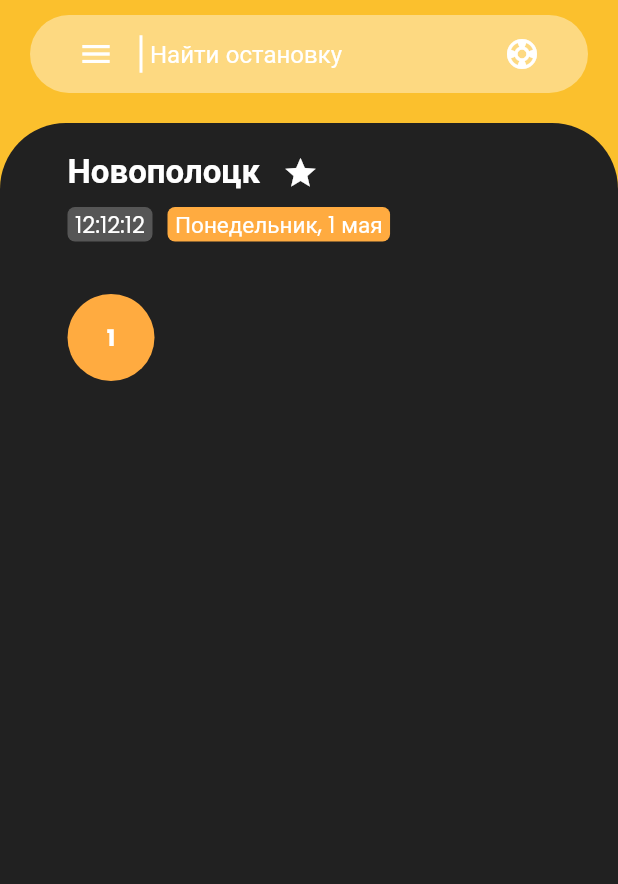
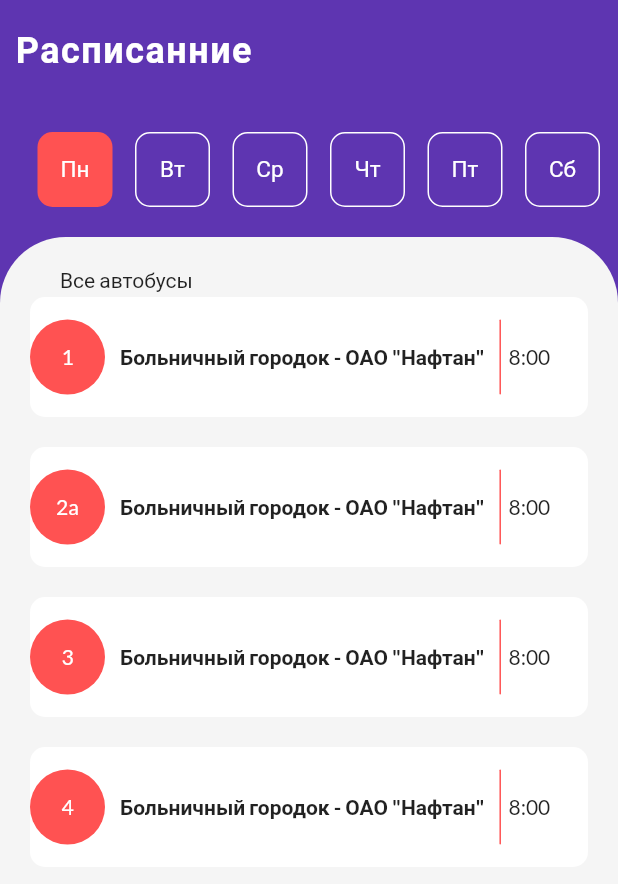
Before and after one commit to FoxVoxel/npbusschedulesrepo, a Flutter app: the screen it shows after launch, on a phone screen of 412 x 824 dp. Shown: the top 884 px of the screen. Run offline on Flutter 3.47's test engine with Material 2 defaults, Android fonts, the phone set to English and light mode, and no system bars; our stand-ins replace get, google_fonts.

Commit message:
Big update in dising and continue develop project!

```diff
--- a/lib/constans.dart
+++ b/lib/constans.dart
@@ -5,3 +5,12 @@ const kDefaultBackgroundColor = Color(0xFF212121);
 const kGreyBackgroundColor = Color(0xFF9E9E9E);
 
 const kPaddingDefault = 20.0;
+
+class R {
+  Color get switchColor => Color(0xFF5E35B1);
+  Color get secondaryColor => Color(0xFFFFA000);
+  Color get activeColor => Color(0xFFC62828);
+  Color get lightGrey => Color(0xFFF5F5F5);
+
+  double get defPadding => 20.0;
+}
--- a/lib/main.dart
+++ b/lib/main.dart
@@ -13,11 +13,10 @@ class AppInit extends StatelessWidget {
   Widget build(BuildContext context) {
     return GetMaterialApp(
       debugShowCheckedModeBanner: false,
-      title: "Расписание Новополоцких автобусов",
+      title: "Autobasico",
       theme: ThemeData(
-        backgroundColor: kSwitchColor,
-        textTheme: GoogleFonts.poppinsTextTheme(Theme.of(context).textTheme),
-        canvasColor: Colors.transparent,
+        backgroundColor: R().switchColor,
+        textTheme: GoogleFonts.latoTextTheme(Theme.of(context).textTheme),
       ),
       getPages: [
         GetPage(name: "/home", page: () => HomeScreen(), binding: AppBinds()),
--- a/lib/models/bus_model.dart
+++ b/lib/models/bus_model.dart
@@ -7,6 +7,24 @@ class BusSchedule {
   BusSchedule(this.id, this.title, this.trip, this.times);
 
 }
+
+class DatePicker {
+  final int id;
+  final String title;
+
+  DatePicker(this.id, this.title);
+}
+
+List<DatePicker> daysOnWeek = [
+  DatePicker(0, "Пн",),
+  DatePicker(1, "Вт"),
+  DatePicker(2, "Ср"),
+  DatePicker(3, "Чт"),
+  DatePicker(4, "Пт"),
+  DatePicker(5, "Сб"),
+  DatePicker(6, "Вс")
+];
+
 
 List<BusSchedule> schedules = [
   BusSchedule(0, "1", [
@@ -23,5 +41,50 @@ List<BusSchedule> schedules = [
     },
 
 
+  ]),
+  BusSchedule(1, "2a", [
+    "Больничный городок - ОАО \"Нафтан\"",
+    "ОАО \"Нафтан\" - Больничный городок",
+  ], [
+    {
+      "titles": "м-н\"Березка\"|Золотая нива|1-я палатка|Гайдара|Слободская|Техникум|Трамвайный парк|Подстанция|БСМ|Автопарк|НЗМ|ОАО \"Нафтан\"|ТЭЦ|СУ-ТЭЦ|АВТ",
+      "times": "7:20 |	7:21 |	7:22 |	7:24 |	7:26 |	7:28 |	7:30 |	7:32 |	7:34 |	7:35	| 7:36 |	7:39 |	7:45 |	7:47 |	7:49",
+    },
+    {
+      "titles": "м-н\"Березка\"|Золотая нива|1-я палатка|Гайдара|Слободская|Техникум|Трамвайный парк|Подстанция|БСМ|Автопарк|НЗМ|ОАО \"Нафтан\"|ТЭЦ|СУ-ТЭЦ|АВТ",
+      "times": "7:20 |	7:21 |	7:22 |	7:24 |	7:26 |	7:28 |	7:30 |	7:32 |	7:34 |	7:35	| 7:36 |	7:39 |	7:45 |	7:47 |	7:49",
+    },
+
+
+  ]),
+  BusSchedule(2, "3", [
+    "Больничный городок - ОАО \"Нафтан\"",
+    "ОАО \"Нафтан\" - Больничный городок",
+  ], [
+    {
+      "titles": "м-н\"Березка\"|Золотая нива|1-я палатка|Гайдара|Слободская|Техникум|Трамвайный парк|Подстанция|БСМ|Автопарк|НЗМ|ОАО \"Нафтан\"|ТЭЦ|СУ-ТЭЦ|АВТ",
+      "times": "7:20 |	7:21 |	7:22 |	7:24 |	7:26 |	7:28 |	7:30 |	7:32 |	7:34 |	7:35	| 7:36 |	7:39 |	7:45 |	7:47 |	7:49",
+    },
+    {
+      "titles": "м-н\"Березка\"|Золотая нива|1-я палатка|Гайдара|Слободская|Техникум|Трамвайный парк|Подстанция|БСМ|Автопарк|НЗМ|ОАО \"Нафтан\"|ТЭЦ|СУ-ТЭЦ|АВТ",
+      "times": "7:20 |	7:21 |	7:22 |	7:24 |	7:26 |	7:28 |	7:30 |	7:32 |	7:34 |	7:35	| 7:36 |	7:39 |	7:45 |	7:47 |	7:49",
+    },
+
+
+  ]),
+  BusSchedule(3, "4", [
+    "Больничный городок - ОАО \"Нафтан\"",
+    "ОАО \"Нафтан\" - Больничный городок",
+  ], [
+    {
+      "titles": "м-н\"Березка\"|Золотая нива|1-я палатка|Гайдара|Слободская|Техникум|Трамвайный парк|Подстанция|БСМ|Автопарк|НЗМ|ОАО \"Нафтан\"|ТЭЦ|СУ-ТЭЦ|АВТ",
+      "times": "7:20 |	7:21 |	7:22 |	7:24 |	7:26 |	7:28 |	7:30 |	7:32 |	7:34 |	7:35	| 7:36 |	7:39 |	7:45 |	7:47 |	7:49",
+    },
+    {
+      "titles": "м-н\"Березка\"|Золотая нива|1-я палатка|Гайдара|Слободская|Техникум|Трамвайный парк|Подстанция|БСМ|Автопарк|НЗМ|ОАО \"Нафтан\"|ТЭЦ|СУ-ТЭЦ|АВТ",
+      "times": "7:20 |	7:21 |	7:22 |	7:24 |	7:26 |	7:28 |	7:30 |	7:32 |	7:34 |	7:35	| 7:36 |	7:39 |	7:45 |	7:47 |	7:49",
+    },
+
+
   ])
 ];
--- /dev/null
+++ b/lib/models/utils/appFuncs.dart
@@ -0,0 +1,4 @@
+int dateNowInNumber() {
+  final int date = DateTime.now().weekday.toInt()-1;
+  return date;
+}
--- a/lib/screens/home_screen/controllers/home_controllers.dart
+++ b/lib/screens/home_screen/controllers/home_controllers.dart
@@ -1,6 +1,7 @@
 import 'package:get/get.dart';
 
 class HomeController extends GetxController {
+  var selectDay = 0.obs;
   var tripLine = 0;
   var titleLine = "";
 
@@ -9,6 +10,10 @@ class HomeController extends GetxController {
     titleLine = initTitleLine;
   }
 
+  changeDay(int day) {
+    selectDay = day as RxInt;
+  }
+
   resetTrip() {
     tripLine = 0;
     titleLine = "";
--- a/lib/screens/home_screen/home_screen.dart
+++ b/lib/screens/home_screen/home_screen.dart
@@ -1,26 +1,14 @@
-import 'package:bus_schedules_np/constans.dart';
-import 'package:bus_schedules_np/screens/home_screen/widgets/bus_schedules_table.dart';
-import 'package:bus_schedules_np/screens/home_screen/widgets/search_bar.dart';
+import 'package:bus_schedules_np/screens/home_screen/widgets/body.dart';
+import 'package:flutter/cupertino.dart';
 import 'package:flutter/material.dart';
+import '../../constans.dart';
 
 class HomeScreen extends StatelessWidget {
-  List<String> tabs = <String>["В данный момент", "Рассписание"];
   @override
   Widget build(BuildContext context) {
-    Size s = MediaQuery.of(context).size;
     return Scaffold(
-      backgroundColor: kSwitchColor,
-      body: SafeArea(
-        child: Column(
-          children: <Widget>[
-            SearchBar(),
-            SizedBox(
-              height: 10,
-            ),
-            BusSchedulesTable(),
-          ],
-        ),
-      ),
+      backgroundColor: R().switchColor,
+      body: Body(),
     );
   }
 }
--- /dev/null
+++ b/lib/screens/home_screen/widgets/body.dart
@@ -0,0 +1,115 @@
+import 'package:bus_schedules_np/screens/home_screen/widgets/bus_item.dart';
+import 'package:bus_schedules_np/screens/home_screen/widgets/main_head.dart';
+import 'package:flutter/material.dart';
+
+import 'package:bus_schedules_np/models/bus_model.dart';
+import 'package:bus_schedules_np/models/utils/appFuncs.dart';
+
+import '../../../constans.dart';
+
+class Body extends StatefulWidget {
+  @override
+  _BodyState createState() => _BodyState();
+}
+
+class _BodyState extends State<Body> {
+  int currentInt = dateNowInNumber();
+  @override
+  Widget build(BuildContext context) {
+    return SafeArea(
+      child: Container(
+        child: Column(
+          children: <Widget>[
+            MainHead(),
+            _buildDayOnWeek(),
+            Expanded(
+              child: Stack(
+                children: <Widget>[
+                  Container(
+                    decoration: BoxDecoration(
+                      color: R().lightGrey,
+                      borderRadius: BorderRadius.only(
+                        topLeft: Radius.circular(44),
+                        topRight: Radius.circular(44),
+                      ),
+                    ),
+                  ),
+                  Container(
+                    padding: EdgeInsets.symmetric(
+                      horizontal: R().defPadding * 2,
+                      vertical: R().defPadding,
+                    ),
+                    child: Text(
+                        "Все автобусы"
+                    ),
+                  ),
+                  Container(
+                    margin: EdgeInsets.symmetric(
+                      horizontal: R().defPadding,
+                      vertical: R().defPadding * 2,
+                    ),
+                    child: ListView.builder(
+                      physics: BouncingScrollPhysics(),
+                      itemCount: schedules.length,
+                      itemBuilder: (ctx, inx) => BusItem(
+                        item: inx,
+                      ),
+                    ),
+                  )
+                ],
+              ),
+            ),
+          ],
+        ),
+      ),
+    );
+  }
+
+  Container _buildDayOnWeek() {
+    return Container(
+            height: 90,
+            padding: EdgeInsets.symmetric(
+              vertical: R().defPadding,
+              horizontal: R().defPadding/2,
+            ),
+            child: ListView.builder(
+              physics: BouncingScrollPhysics(),
+              scrollDirection: Axis.horizontal,
+              itemCount: 7,
+              itemBuilder: (ctx, inx) => InkWell(
+                borderRadius: BorderRadius.circular(15),
+                radius: 22,
+                onTap: () {
+                  setState(() {
+                    currentInt = inx;
+                  });
+                },
+                child: Container(
+                  margin: EdgeInsets.only(
+                      left: 15,
+                      right: inx == daysOnWeek.length-1 ? 15 : 0
+                  ),
+                  width: 50,
+                  height: 50,
+                  alignment: Alignment.center,
+                  decoration: BoxDecoration(
+                    borderRadius: BorderRadius.circular(10),
+                    color: currentInt == inx ? Colors.redAccent : Colors.transparent,
+                    border: Border.all(
+                      color: currentInt == inx ? Colors.transparent : Colors.white,
+                      width: 1,
+                    ),
+                  ),
+                  child: Text(
+                    daysOnWeek[inx].title,
+                    style: TextStyle(
+                      color: Colors.white,
+                      fontSize: 15,
+                    ),
+                  ),
+                ),
+              ),
+            ),
+          );
+  }
+}
--- /dev/null
+++ b/lib/screens/home_screen/widgets/bus_item.dart
@@ -0,0 +1,84 @@
+import 'package:flutter/material.dart';
+import 'package:bus_schedules_np/models/bus_model.dart';
+
+import '../../../constans.dart';
+
+class BusItem extends StatelessWidget {
+  final int item;
+  const BusItem({
+    Key key, this.item,
+  }) : super(key: key);
+
+  @override
+  Widget build(BuildContext context) {
+    return Container(
+      height: 80,
+      margin: EdgeInsets.only(
+        bottom: R().defPadding,
+      ),
+      decoration: BoxDecoration(
+        color: Colors.white,
+        borderRadius: BorderRadius.circular(10),
+      ),
+      child: Row(
+        children: <Widget>[
+          Container(
+            width: 50,
+            height: 50,
+            child: Container(
+              alignment: Alignment.center,
+              decoration: BoxDecoration(
+                shape: BoxShape.circle,
+                color: Colors.redAccent,
+              ),
+              padding: EdgeInsets.symmetric(
+                horizontal: R().defPadding/4,
+                vertical: R().defPadding/4,
+              ),
+              child: Text(
+                schedules[item].title,
+                style: TextStyle(
+                    color: Colors.white
+                ),
+              ),
+            ),
+          ),
+          Container(
+            padding: EdgeInsets.symmetric(
+              horizontal: R().defPadding/2,
+            ),
+            child: Wrap(
+                direction: Axis.vertical,
+                children: <Widget>[
+                  Text(
+                    schedules[item].trip.first,
+                    softWrap: false,
+                    style: TextStyle(
+                      fontWeight: FontWeight.bold,
+                    ),
+                  ),
+                ]
+            ),
+          ),
+          SizedBox(
+            width: 1,
+            height: 50,
+            child: Container(
+              decoration: BoxDecoration(
+                color: Colors.redAccent,
+                borderRadius: BorderRadius.circular(10),
+              ),
+            ),
+          ),
+          Container(
+            alignment: Alignment.center,
+            padding: EdgeInsets.symmetric(
+                horizontal: R().defPadding/4
+            ),
+            child: Text("8:00"),
+          )
+        ],
+      ),
+    );
+  }
+}
--- a/lib/screens/home_screen/widgets/bus_item_button.dart
+++ /dev/null
@@ -1,76 +0,0 @@
-import 'package:bus_schedules_np/models/bus_model.dart';
-import 'package:bus_schedules_np/screens/home_screen/controllers/home_controllers.dart';
-import 'package:flutter/material.dart';
-import 'package:get/get.dart';
-
-import '../../../constans.dart';
-
-class BusItemButton extends StatelessWidget {
-  final int item;
-  const BusItemButton({
-    Key key, this.item,
-  }) : super(key: key);
-  @override
-  Widget build(BuildContext context) {
-    var initTripFromHomeController = Get.put(HomeController());
-    return InkWell(
-      onTap: () {
-        _buildShowModalBottomSheet(context, item, initTripFromHomeController);
-      },
-      child: Container(
-        margin: EdgeInsets.all(15),
-        alignment: Alignment.center,
-        decoration: BoxDecoration(
-          color: item % 2 == 0  ? Colors.orangeAccent : Colors.redAccent,
-          shape: BoxShape.circle,
-        ),
-        child: Text(
-          schedules[item].title,
-          style: TextStyle(
-            color: Colors.white,
-            fontSize: 15,
-            fontWeight: FontWeight.bold,
-          ),
-        ),
-      ),
-    );
-  }
-
-  Future _buildShowModalBottomSheet(BuildContext context, int item, HomeController initTrip) {
-    final busItem = schedules[item];
-    return showModalBottomSheet(
-        context: context,
-        builder: (ctx) => Container(
-          decoration: BoxDecoration(
-            color: kDefaultBackgroundColor,
-            borderRadius: BorderRadius.only(
-              topLeft: const Radius.circular(22),
-              topRight: const Radius.circular(22),
-            ),
-          ),
-          child: Container(
-            height: 150,
-            alignment: Alignment.center,
-            decoration: BoxDecoration(
-              color: Theme.of(context).canvasColor,
-            ),
-            child: ListView.builder(
-              itemCount: busItem.trip.length,
-              itemBuilder: (ctx, inx) => ListTile(
-                onTap: () {
-                  initTrip.initTrip(inx, busItem.trip[inx]);
-                  Get.toNamed("/schedule");
-                },
-                title: Text(
-                  busItem.trip[inx],
-                  style: TextStyle(
-                    color: Colors.white,
-                  ),
-                ),
-              ),
-            ),
-          ),
-        ),
-      );
-  }
-}
--- a/lib/screens/home_screen/widgets/bus_schedules_table.dart
+++ /dev/null
@@ -1,71 +0,0 @@
-import 'package:bus_schedules_np/models/bus_model.dart';
-import 'package:bus_schedules_np/screens/home_screen/widgets/time_show.dart';
-import 'package:flutter/material.dart';
-
-import '../../../constans.dart';
-import 'bus_item_button.dart';
-
-class BusSchedulesTable extends StatelessWidget {
-  const BusSchedulesTable({
-    Key key,
-  }) : super(key: key);
-
-  @override
-  Widget build(BuildContext context) {
-    return Expanded(
-        child: Stack(
-          children: <Widget>[
-            Container(
-              decoration: BoxDecoration(
-                  color: kDefaultBackgroundColor,
-                  borderRadius: BorderRadius.only(
-                    topLeft: Radius.circular(44),
-                    topRight: Radius.circular(44),
-                  )
-              ),
-              padding: EdgeInsets.symmetric(
-                horizontal: kPaddingDefault *2,
-                vertical: kPaddingDefault*4,
-              ),
-            ),
-            Container(
-              padding: EdgeInsets.symmetric(
-                  horizontal: kPaddingDefault * 1.5,
-                  vertical: kPaddingDefault
-              ),
-              decoration: BoxDecoration(),
-              child: Column(
-                children: <Widget>[
-                  Container(
-                    margin: EdgeInsets.only(
-                      left: 15,
-                    ),
-                    child: TimeShow(),
-                  ),
-                  Flexible(
-                    child: Container(
-                      padding: EdgeInsets.only(
-                          top: 20
-                      ),
-                      decoration: BoxDecoration(),
-                      child: GridView.builder(
-                        scrollDirection: Axis.vertical,
-                        physics: BouncingScrollPhysics(),
-                        itemCount: schedules.length,
-                        gridDelegate: SliverGridDelegateWithFixedCrossAxisCount(
-                            crossAxisCount: 4
-                        ),
-                        itemBuilder: (ctx, inx) => BusItemButton(
-                          item: inx
-                        ),
-                      ),
-                    ),
-                  )
-                ],
-              ),
-            ),
-          ],
-        )
-    );
-  }
-}
--- /dev/null
+++ b/lib/screens/home_screen/widgets/main_head.dart
@@ -0,0 +1,32 @@
+import 'package:flutter/material.dart';
+
+import '../../../constans.dart';
+
+class MainHead extends StatelessWidget {
+  const MainHead({
+    Key key,
+  }) : super(key: key);
+
+  @override
+  Widget build(BuildContext context) {
+    return Padding(
+      padding: EdgeInsets.symmetric(
+        vertical: R().defPadding,
+        horizontal: R().defPadding/2,
+      ),
+      child: Row(
+        children: [
+          Text(
+            "Расписанние",
+            style: Theme.of(context).textTheme.headline5
+                .copyWith(
+              color: Colors.white,
+              fontWeight: FontWeight.bold,
+              letterSpacing: 1,
+            ),
+          )
+        ],
+      ),
+    );
+  }
+}
--- a/lib/screens/home_screen/widgets/search_bar.dart
+++ /dev/null
@@ -1,68 +0,0 @@
-import 'package:flutter/material.dart';
-
-import '../../../constans.dart';
-
-class SearchBar extends StatelessWidget {
-  const SearchBar({
-    Key key,
-  }) : super(key: key);
-
-  @override
-  Widget build(BuildContext context) {
-    return Container(
-      margin: EdgeInsets.symmetric(
-          horizontal: kPaddingDefault,
-          vertical: kPaddingDefault/2
-      ),
-      padding: EdgeInsets.symmetric(
-          vertical: kPaddingDefault/10,
-          horizontal: kPaddingDefault
-      ),
-      decoration: BoxDecoration(
-        color: Colors.white.withOpacity(0.4),
-        borderRadius: BorderRadius.circular(44),
-      ),
-      child: Row(
-        children: <Widget>[
-          IconButton(
-              icon: Icon(
-                Icons.menu,
-                color: Colors.white,
-              ),
-              onPressed: () {}
-          ),
-          Container(
-            margin: EdgeInsets.only(
-              left: 5,
-              right: 5,
-            ),
-            width: 2,
-            height: 25,
-            color: Colors.white,
-          ),
-          Flexible(
-            child: TextField(
-              style: TextStyle(
-                color: Colors.white,
-              ),
-              decoration: InputDecoration(
-                focusedBorder: InputBorder.none,
-                border: InputBorder.none,
-                hintText: "Найти остановку",
-                hintStyle: TextStyle(
-                    color: Colors.white
-                ),
-              ),
-            ),
-          ),
-          IconButton(
-              icon: Icon(
-                Icons.support,
-                color: Colors.white,
-              ),
-              onPressed: () {})
-        ],
-      ),
-    );
-  }
-}
--- a/lib/screens/home_screen/widgets/time_show.dart
+++ /dev/null
@@ -1,78 +0,0 @@
-import 'package:flutter/material.dart';
-
-import '../../../constans.dart';
-
-class TimeShow extends StatelessWidget {
-  const TimeShow({
-    Key key,
-  }) : super(key: key);
-
-  @override
-  Widget build(BuildContext context) {
-    return Column(
-      children: <Widget>[
-        Row(
-          children: <Widget>[
-            Text(
-              "Новополоцк",
-              style: TextStyle(
-                color: Colors.white,
-                fontSize: 22,
-                fontWeight: FontWeight.bold,
-              ),
-            ),
-            SizedBox(
-              width: 15,
-            ),
-            Icon(
-              Icons.star,
-              color: Colors.white,
-            ),
-          ],
-        ),
-        SizedBox(
-          height: 10,
-        ),
-        Row(
-          children: <Widget>[
-            Container(
-              decoration: BoxDecoration(
-                color: Colors.white24,
-                borderRadius: BorderRadius.circular(5),
-              ),
-              padding: EdgeInsets.symmetric(
-                  horizontal: kPaddingDefault/4
-              ),
-              child: Text(
-                "12:12:12",
-                style: TextStyle(
-                  color: Colors.white,
-                  fontSize: 15,
-                ),
-              ),
-            ),
-            SizedBox(
-              width: 10,
-            ),
-            Container(
-              decoration: BoxDecoration(
-                color: Colors.orangeAccent,
-                borderRadius: BorderRadius.circular(5),
-              ),
-              padding: EdgeInsets.symmetric(
-                  horizontal: kPaddingDefault/4
-              ),
-              child: Text(
-                "Понедельник, 1 мая",
-                style: TextStyle(
-                    color: Colors.white,
-                    fontSize: 15
-                ),
-              ),
-            )
-          ],
-        )
-      ],
-    );
-  }
-}
--- a/pubspec.yaml
+++ b/pubspec.yaml
@@ -30,7 +30,6 @@ dependencies:
   cupertino_icons: ^1.0.2
   google_fonts: ^2.0.0
   get: ^4.1.2
-  timelines: ^0.1.0
 
 dev_dependencies:
   flutter_test:
```
Also changed, not shown: pubspec.lock.
